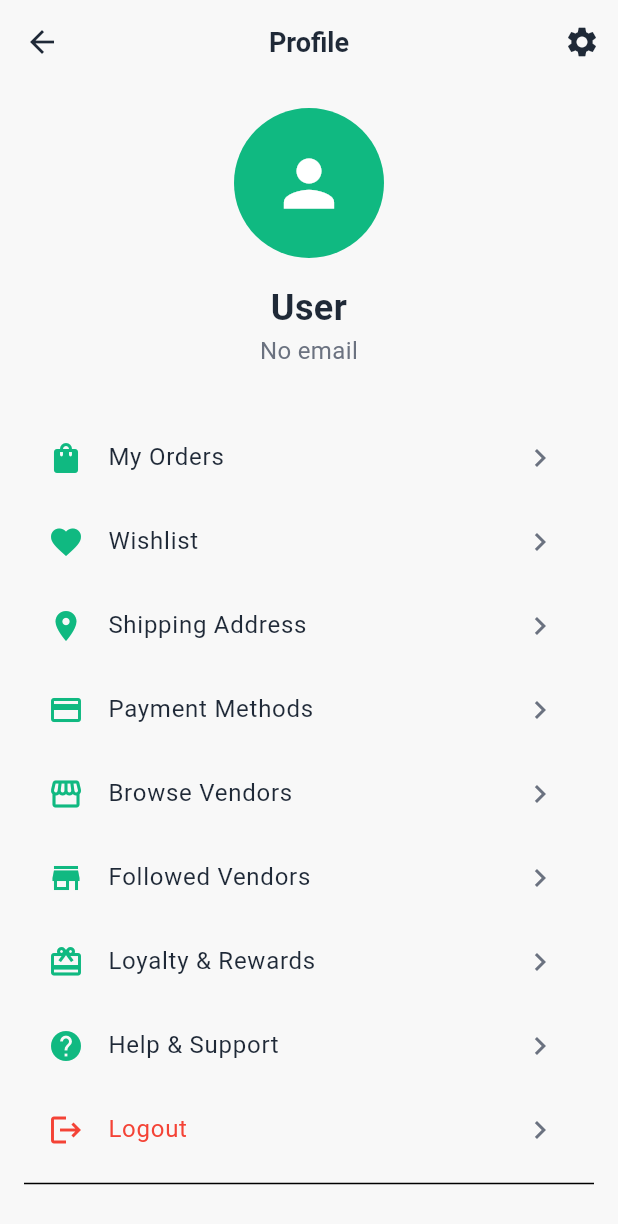
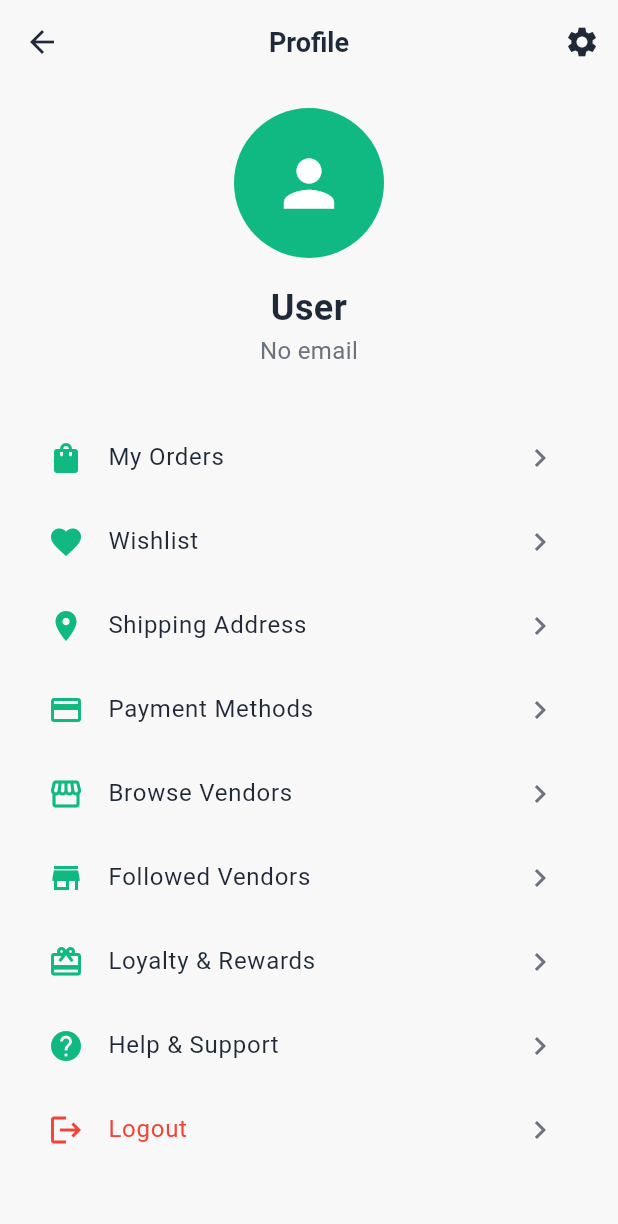
Before and after one commit to roboxoXd3/ecom-app, a Flutter app: the ProfileTab screen opened directly, on a phone screen of 412 x 824 dp. Shown: the top 1224 px of the screen. Run offline on Flutter 3.47's test engine with Material 3 defaults, Android fonts, the light colour scheme and no system bars; our stand-ins replace animate_do, cached_network_image, carousel_slider, chewie, fl_chart, flutter_dotenv and 15 more; accounts and stored records are empty.

Commit message:
latest code

```diff
--- a/lib/features/presentation/screens/profile/wishlist_screen.dart
+++ b/lib/features/presentation/screens/profile/wishlist_screen.dart
@@ -76,8 +76,7 @@ class _WishlistScreenState extends State<WishlistScreen> {
         wishlistProducts.sort((a, b) => a.name.compareTo(b.name));
         break;
       case WishlistSortOption.dateAdded:
-      default:
-        // Keep original order (most recently added first)
+      // Keep original order (most recently added first)
         break;
     }
 
@@ -87,13 +86,11 @@ class _WishlistScreenState extends State<WishlistScreen> {
   @override
   Widget build(BuildContext context) {
     return Scaffold(
-      backgroundColor: Colors.grey[50],
       appBar: AppBar(
         title: const Text(
           'My Wishlist',
           style: TextStyle(fontWeight: FontWeight.w600, fontSize: 20),
         ),
-        backgroundColor: Colors.white,
         foregroundColor: Colors.black87,
         elevation: 0,
         centerTitle: true,
@@ -203,7 +200,6 @@ class _WishlistScreenState extends State<WishlistScreen> {
 
   Widget _buildSearchAndFilterBar() {
     return Container(
-      color: Colors.white,
       padding: const EdgeInsets.all(16),
       child: Column(
         children: [
--- a/lib/features/presentation/screens/tabs/profile_tab.dart
+++ b/lib/features/presentation/screens/tabs/profile_tab.dart
@@ -118,9 +118,8 @@ class ProfileTab extends StatelessWidget {
                 debugPrint('Logout error: $e');
               }
             },
-            isDestructive: true,
+            isDestructive: true
           ),
-          const Divider(),
         ],
       ),
     );
--- a/lib/features/presentation/screens/vendor/vendor_profile_screen.dart
+++ b/lib/features/presentation/screens/vendor/vendor_profile_screen.dart
@@ -22,7 +22,6 @@ class VendorProfileScreen extends StatelessWidget {
     });
 
     return Scaffold(
-      backgroundColor: Colors.grey[50],
       body: CustomScrollView(
         slivers: [
           // Enhanced App Bar with Vendor Cover
```
Also changed, not shown: 13 other files.
